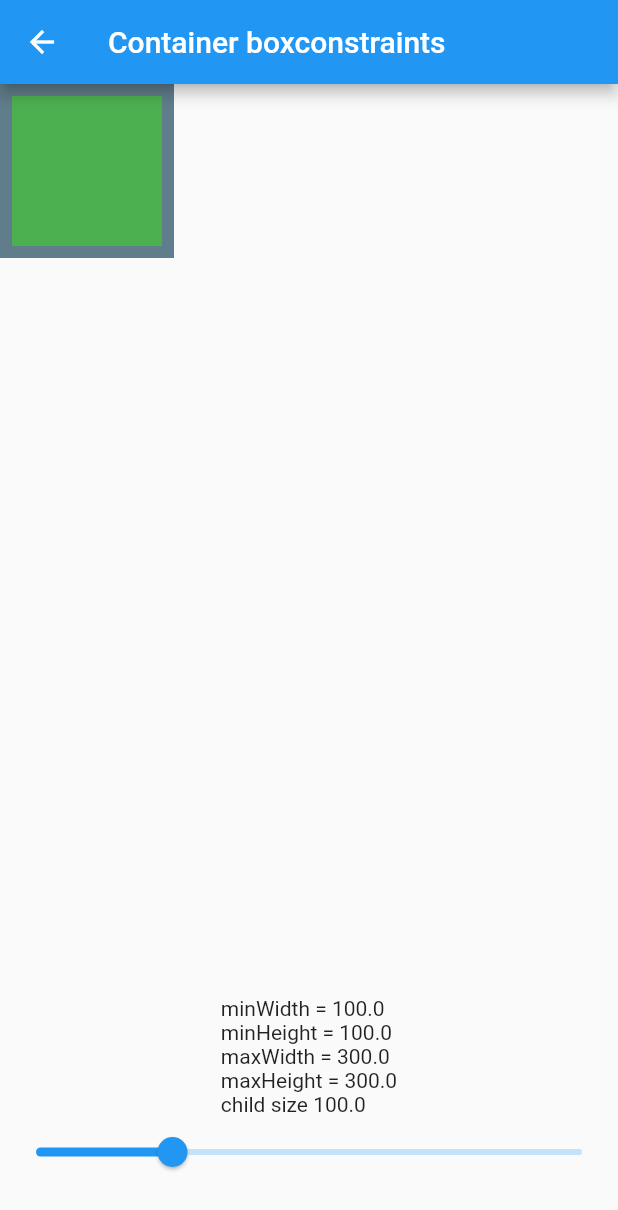
After one commit to kazuki229/FlutterWidgetCheatSheet, a Flutter app: the ContainerPage screen opened directly, after a tap on "constraints", on a phone screen of 412 x 824 dp. The commit adds this screen. Shown: the top 1210 px of the screen. Run offline on Flutter 3.47's test engine with Material 2 defaults, Android fonts, the phone set to English and light mode, and no system bars.

Commit message:
:sparkles: add Container BoxConstraints

```diff
--- /dev/null
+++ b/lib/ContainerConstraintsPage.dart
@@ -0,0 +1,62 @@
+import 'package:flutter/material.dart';
+
+class ContainerConstraintsPage extends StatefulWidget {
+  @override
+  _ContainerConstraintsPageState createState() =>
+      _ContainerConstraintsPageState();
+}
+
+class _ContainerConstraintsPageState extends State<ContainerConstraintsPage> {
+  double _sliderValue = 100.0;
+  @override
+  Widget build(BuildContext context) => Scaffold(
+        appBar: AppBar(
+          title: const Text('Container boxconstraints'),
+        ),
+        body: Stack(
+          fit: StackFit.loose,
+          children: <Widget>[
+            Positioned(
+              left: 0.0,
+              right: 0.0,
+              bottom: 32.0,
+              child: Column(
+                children: <Widget>[
+                  Text(
+                      'minWidth = 100.0\nminHeight = 100.0\nmaxWidth = 300.0\nmaxHeight = 300.0\nchild size $_sliderValue'),
+                  Slider(
+                    value: _sliderValue,
+                    min: 0.0,
+                    max: 400.0,
+                    onChanged: (double value) {
+                      setState(() {
+                        _sliderValue = value;
+                      });
+                    },
+                  ),
+                ],
+              ),
+            ),
+            Positioned(
+              top: 0.0,
+              left: 0.0,
+              child: Container(
+                constraints: const BoxConstraints(
+                  minWidth: 100.0,
+                  minHeight: 100.0,
+                  maxWidth: 300.0,
+                  maxHeight: 300.0,
+                ),
+                padding: const EdgeInsets.all(8.0),
+                color: Colors.blueGrey,
+                child: Container(
+                  height: _sliderValue,
+                  width: _sliderValue,
+                  color: Colors.green,
+                ),
+              ),
+            ),
+          ],
+        ),
+      );
+}
--- a/lib/ContainerPage.dart
+++ b/lib/ContainerPage.dart
@@ -1,7 +1,8 @@
 import 'package:flutter/material.dart';
+import 'package:flutter_widget_cheatsheet/ContainerAlignmentPage.dart';
+import 'package:flutter_widget_cheatsheet/ContainerConstraintsPage.dart';
 import 'package:flutter_widget_cheatsheet/ContainerMarginPage.dart';
 import 'package:flutter_widget_cheatsheet/ContainerPaddingPage.dart';
-import 'package:flutter_widget_cheatsheet/ContainerAlignmentPage.dart';
 
 class ContainerPage extends StatelessWidget {
   @override
@@ -14,7 +15,7 @@ class ContainerPage extends StatelessWidget {
             ListTile(
               title: const Text('padding'),
               onTap: () {
-                Navigator.push<MaterialPageRoute<dynamic>>(
+                Navigator.push<MaterialPageRoute<ContainerPaddingPage>>(
                   context,
                   MaterialPageRoute(
                     builder: (BuildContext context) => ContainerPaddingPage(),
@@ -25,7 +26,7 @@ class ContainerPage extends StatelessWidget {
             ListTile(
               title: const Text('alignment'),
               onTap: () {
-                Navigator.push<MaterialPageRoute<dynamic>>(
+                Navigator.push<MaterialPageRoute<ContainerAlignmentPage>>(
                   context,
                   MaterialPageRoute(
                     builder: (BuildContext context) => ContainerAlignmentPage(),
@@ -36,10 +37,22 @@ class ContainerPage extends StatelessWidget {
             ListTile(
               title: const Text('margin'),
               onTap: () {
-                Navigator.push<MaterialPageRoute<dynamic>>(
+                Navigator.push<MaterialPageRoute<ContainerMarginPage>>(
                   context,
                   MaterialPageRoute(
                     builder: (BuildContext context) => ContainerMarginPage(),
+                  ),
+                );
+              },
+            ),
+            ListTile(
+              title: const Text('constraints'),
+              onTap: () {
+                Navigator.push<MaterialPageRoute<ContainerConstraintsPage>>(
+                  context,
+                  MaterialPageRoute(
+                    builder: (BuildContext context) =>
+                        ContainerConstraintsPage(),
                   ),
                 );
               },
--- a/lib/main.dart
+++ b/lib/main.dart
@@ -19,7 +19,7 @@ class FirstScreen extends StatelessWidget {
             ListTile(
               title: const Text('container'),
               onTap: () {
-                Navigator.push<MaterialPageRoute<dynamic>>(
+                Navigator.push<MaterialPageRoute<ContainerPage>>(
                   context,
                   MaterialPageRoute(
                     builder: (BuildContext context) => ContainerPage(),
```
